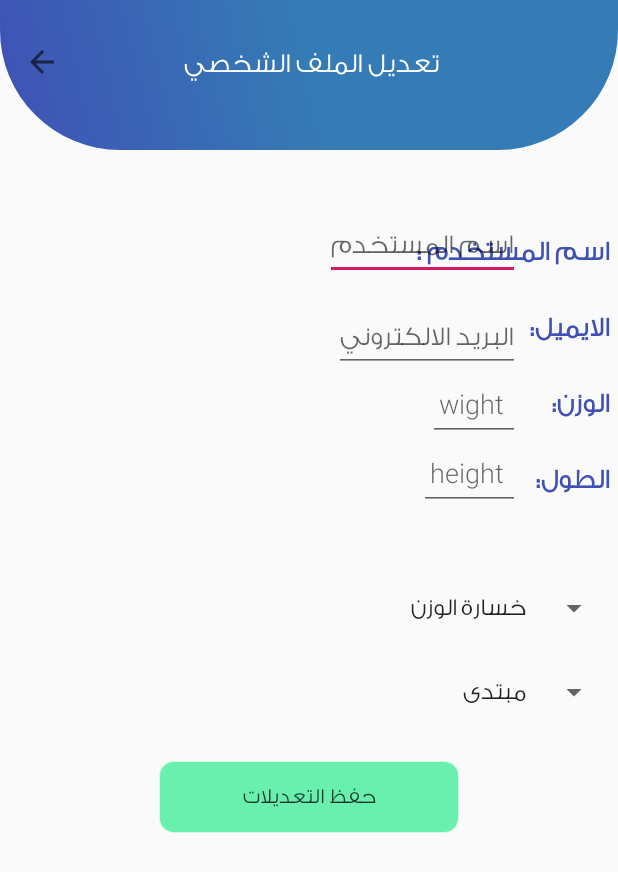
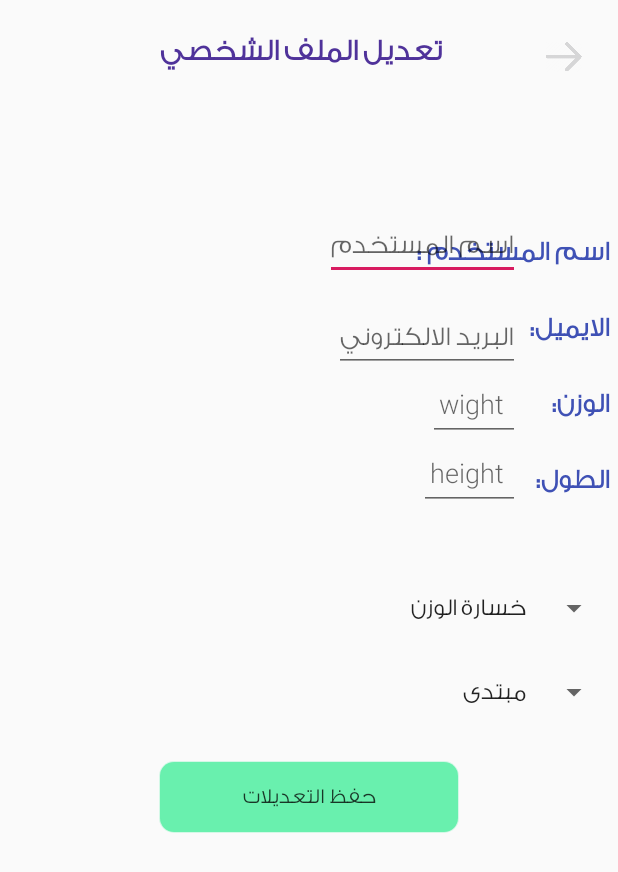
Before and after one commit to ghedaa3/Saleem, an Android app: the editProf screen opened directly, with no data from a screen before it, on a phone screen of 412 x 824 dp. Shown: the top 872 px of the screen. Run offline under Robolectric (Android 15) with nearby library versions, the phone set to English and light mode, and no system bars; our stand-ins replace Firebase (no records; nobody signed in at launch, a user with empty details on screens opened directly); Roboto replaces fonts that are not available here.

Commit message:
[Edit]profile

```diff
--- a/app/src/main/java/sa/ksu/gpa/saleem/profile/Profile.kt
+++ b/app/src/main/java/sa/ksu/gpa/saleem/profile/Profile.kt
@@ -48,7 +48,7 @@ class Profile : AppCompatActivity() ,View.OnClickListener {
         super.onCreate(savedInstanceState)
 
        // setContentView(sa.ksu.gpa.saleem.R.layout.activity_profile)
-        setContentView(sa.ksu.gpa.saleem.R.layout.testy)
+        setContentView(sa.ksu.gpa.saleem.R.layout.activity_profile)
 
         val toolbar = findViewById<View>(sa.ksu.gpa.saleem.R.id.toolbar)
         setSupportActionBar(toolbar as Toolbar?)
--- a/app/src/main/java/sa/ksu/gpa/saleem/profile/editProf.kt
+++ b/app/src/main/java/sa/ksu/gpa/saleem/profile/editProf.kt
@@ -24,7 +24,7 @@ import android.icu.lang.UCharacter.GraphemeClusterBreak.T
 
 
 
-class editProf : AppCompatActivity() {
+class editProf : AppCompatActivity() ,View.OnClickListener {
 
     lateinit var userUid: String
     var storage = FirebaseStorage.getInstance()
@@ -48,9 +48,9 @@ class editProf : AppCompatActivity() {
 
         val toolbar = findViewById<View>(R.id.toolbar)
         setSupportActionBar(toolbar as Toolbar?)
-        supportActionBar!!.setTitle("")
+    /*    supportActionBar!!.setTitle("")
         supportActionBar!!.setDisplayHomeAsUpEnabled(true)
-        supportActionBar!!.setHomeButtonEnabled(false)
+        supportActionBar!!.setHomeButtonEnabled(false)*/
 
         edname = findViewById(R.id.nameSignUpHin)
         edwight=findViewById(R.id.wightHin)
@@ -170,6 +170,10 @@ class editProf : AppCompatActivity() {
         })
 
         retriveUserData()
+
+        val backImg :ImageView=findViewById(sa.ksu.gpa.saleem.R.id.back_button)
+
+        backImg.setOnClickListener(this)
     }
 
     private fun editHight(h: String) {
@@ -271,4 +275,17 @@ class editProf : AppCompatActivity() {
         }
     }
 
+    override fun onClick(v: View?) {
+        when (v?.id) {
+            sa.ksu.gpa.saleem.R.id.back_button -> {
+                finish()
+            }
+            else -> {
+
+            }
+        }
+
+
+    }
+
 }
--- a/app/src/main/res/layout/activity_edit_prof.xml
+++ b/app/src/main/res/layout/activity_edit_prof.xml
@@ -7,40 +7,31 @@
     android:layout_height="match_parent"
     android:fitsSystemWindows="true">
 
-    <com.google.android.material.appbar.AppBarLayout
-        android:id="@+id/appbar"
+    <TextView
+        android:id="@+id/text1"
+        android:textColor="#4F329A"
         android:layout_width="match_parent"
-        android:layout_height="100dp"
-        android:background="@drawable/icon_shape_circuler_two"
-        android:fitsSystemWindows="true"
-        android:theme="@style/AppTheme.ProfileTheme"
-        app:elevation="0dp">
+        android:layout_marginRight="10dp"
+        android:layout_height="wrap_content"
+        android:text="تعديل الملف الشخصي"
+        android:layout_marginTop="20sp"
+        android:gravity="center"
+        android:textStyle="bold"
+        android:textSize="20sp"
 
-        <androidx.appcompat.widget.Toolbar
-            android:id="@+id/toolbar"
-            android:layout_width="match_parent"
-            android:layout_height="70dp"
-
-            android:layout_marginTop="13dp"
-            android:backgroundTint="#3F51B5"
-            android:gravity="center"
-            app:title=" "
-            app:titleTextColor="@color/whiteTextColor"
-
-            />
-    </com.google.android.material.appbar.AppBarLayout>
+        >
 
 
-    <TextView
-        android:id="@+id/title"
-        android:layout_width="match_parent"
-        android:layout_height="wrap_content"
-        android:text="تعديل الملف الشخصي "
-        android:textColor="@color/whiteTextColor"
-        android:layout_marginTop="30dp"
-        android:textAlignment="center"
-        android:textSize="18dp" />
-
+    </TextView>
+    <ImageView
+        android:id="@+id/back_button"
+        android:layout_width="wrap_content"
+        android:layout_height="20dp"
+        android:layout_marginTop="28dp"
+        android:tint="@color/gray_btn_bg_pressed_color"
+        android:layout_marginLeft="340dp"
+        android:src="@drawable/kk">
+    </ImageView>
     <RelativeLayout
         android:id="@+id/relativeLayout"
         android:layout_width="match_parent"
```
